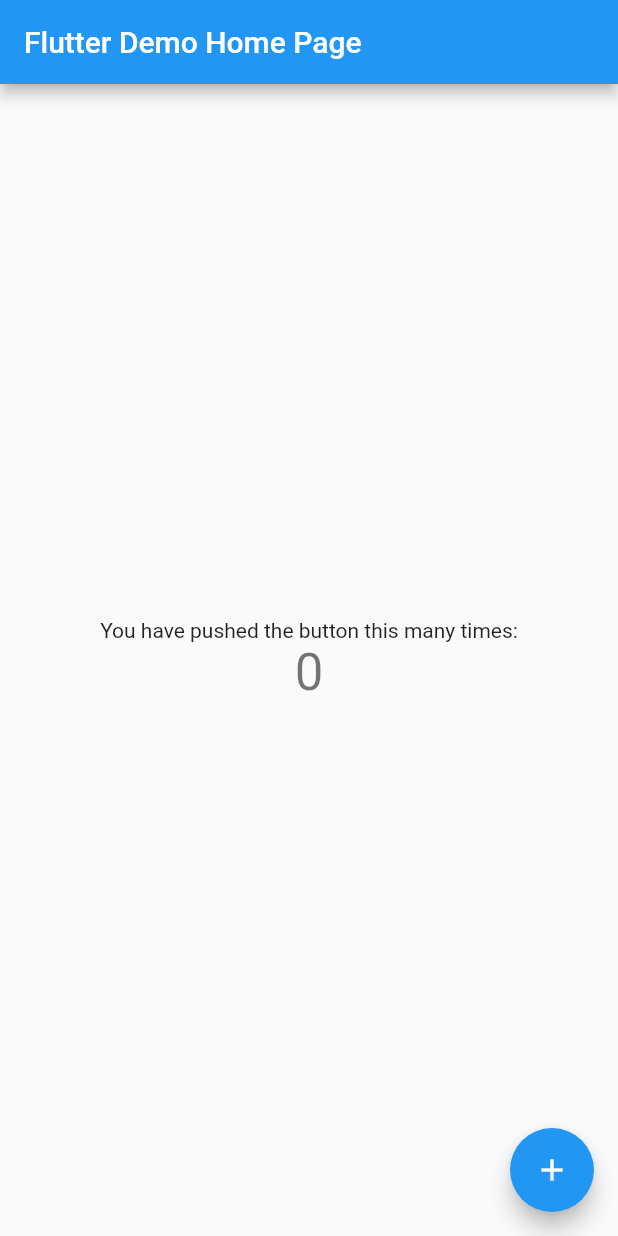
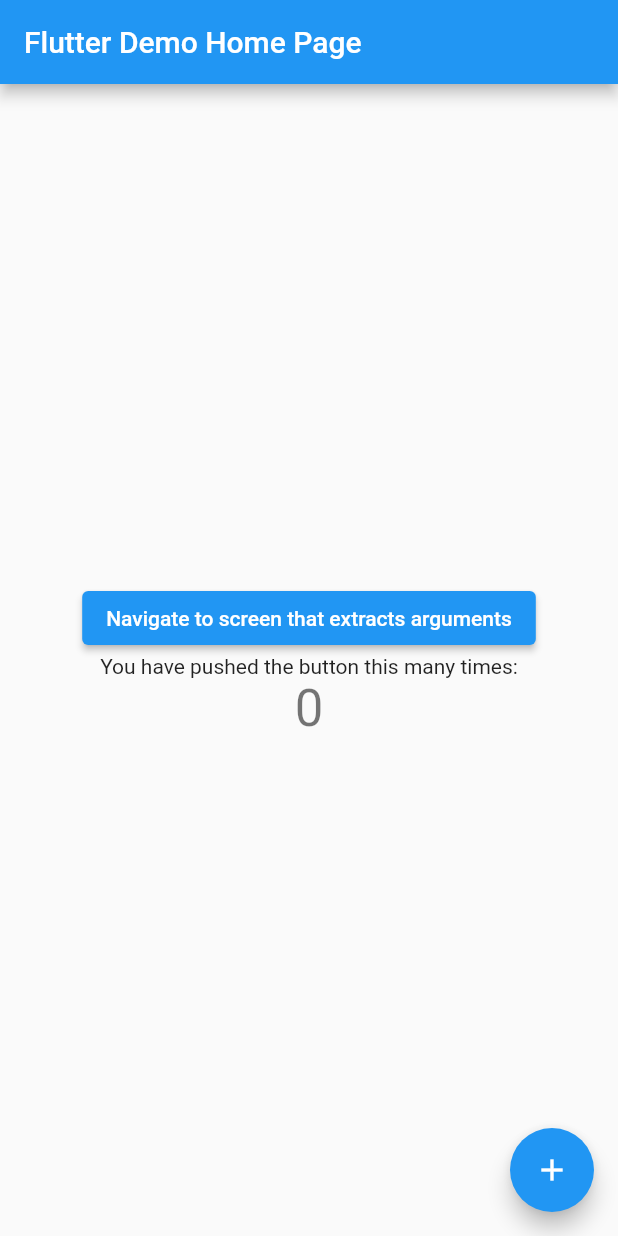
Before and after one commit to abirtarchoun/pass_arguments, a Flutter app: the screen it shows after launch, on a phone screen of 412 x 824 dp. Run offline on Flutter 3.47's test engine with Material 2 defaults, Android fonts, the phone set to English and light mode, and no system bars.

Commit message:
Navigate to the widget

```diff
--- a/lib/main.dart
+++ b/lib/main.dart
@@ -62,6 +62,23 @@ class _MyHomePageState extends State<MyHomePage> {
 
           mainAxisAlignment: MainAxisAlignment.center,
           children: <Widget>[
+            ElevatedButton(
+              onPressed: () {
+                // When the user taps the button,
+                // navigate to a named route and
+                // provide the arguments as an optional
+                // parameter.
+                Navigator.pushNamed(
+                  context,
+                  ExtractArgumentsScreen.routeName,
+                  arguments: ScreenArguments(
+                    'Extract Arguments Screen',
+                    'This message is extracted in the build method.',
+                  ),
+                );
+              },
+              child: const Text('Navigate to screen that extracts arguments'),
+            ),
             const Text(
               'You have pushed the button this many times:',
             ),
```
